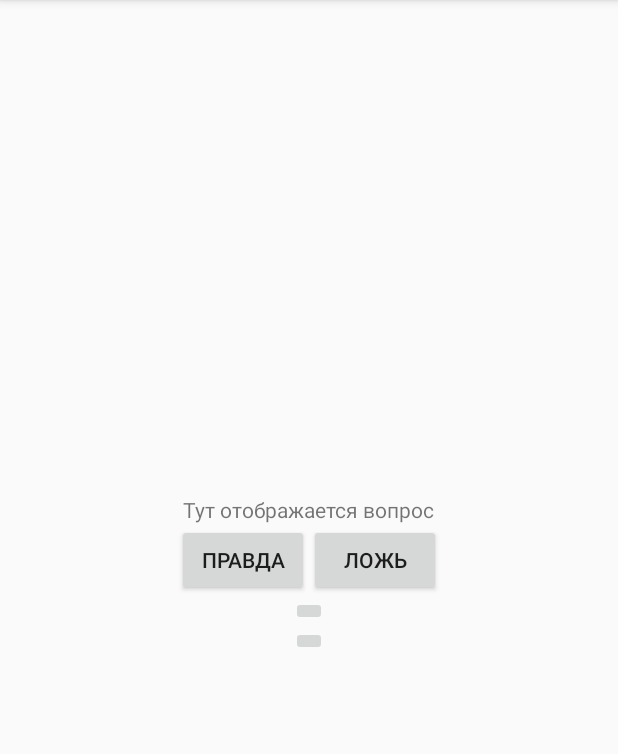
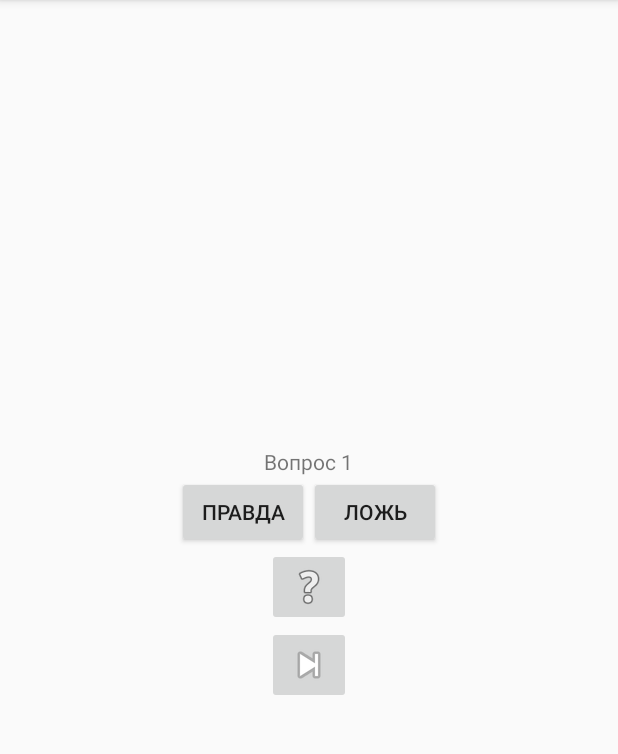
Before and after one commit to abartenev/geoquiz, an Android app: the screen it shows after launch (QuizActivity), on a phone screen of 412 x 824 dp, the part 84-838 px from its top. Run offline under Robolectric (Android 15) with nearby library versions, the phone set to English and light mode, and no system bars.

```diff
--- a/app/src/main/java/com/example/alexeybartenev/geoquiz/QuizActivity.java
+++ b/app/src/main/java/com/example/alexeybartenev/geoquiz/QuizActivity.java
@@ -5,28 +5,117 @@ import android.os.Bundle;
 import android.view.View;
 import android.widget.Button;
 import android.widget.ImageButton;
+import android.widget.TextView;
+import android.widget.Toast;
 
 public class QuizActivity extends AppCompatActivity {
 
     private Question[] mQuestions = {
-            new Question(1,false,0),
-            new Question(2,false,0),
-            new Question(3,false,0),
-            new Question(4,false,0),
+            new Question(R.string.quiestion1,false,0),
+            new Question(R.string.quiestion2,false,0),
+            new Question(R.string.quiestion3,false,0),
+            new Question(R.string.quiestion4,false,0),
     };
+
+    boolean check_results = true;
+    int false_res = 0;
+    int true_res = 0;
+    Button true_but;
+    Button false_but;
+    TextView question_txt;
+
+    private int questionId = 0; //ИД отображаемого вопроса
 
     @Override
     protected void onSaveInstanceState(Bundle outState) {
         super.onSaveInstanceState(outState);
+        outState.putInt("Q_ID",questionId);
+    }
+
+    private void updateQuestion(boolean p_bool) {
+        if (mQuestions[questionId].getMflag_answered() == 0) {
+            mQuestions[questionId].setAnswer(p_bool);
+            mQuestions[questionId].setMflag_answered(1);
+        }
+    }
+
+    void go_to_next_question() {
+        true_res=0;
+        false_res=0;
+        check_results=true;
+        for (Question qq:mQuestions
+             ) {
+            if (qq.getMflag_answered()==0) check_results=false;
+            if (qq.isAnswer() && qq.getMflag_answered()==1) true_res++;
+            if (!qq.isAnswer() && qq.getMflag_answered()==1) false_res++;
+        }
+        if (!check_results) {
+            questionId = (questionId + 1) % mQuestions.length;
+            question_txt.setText(mQuestions[questionId].getMquestionId());
+            if (mQuestions[questionId].getMflag_answered() == 1) {
+                true_but.setEnabled(false);
+                false_but.setEnabled(false);
+            } else {
+                true_but.setEnabled(true);
+                false_but.setEnabled(true);
+            }
+        } else Toast.makeText(this, "Правда = "+true_res+" Ложь="+false_res, Toast.LENGTH_SHORT).show();
+    }
+
+
+
+    void go_to_prev_question(){
+        if (mQuestions[questionId].getMflag_answered()==0) {
+        if (questionId == 0) {
+            questionId = mQuestions.length;
+        } else {
+            questionId += -1;
+        }
+        question_txt.setText(mQuestions[questionId].getMquestionId());
+        } else {
+            false_but.setEnabled(false);
+            true_but.setEnabled(false);
+        }
     }
 
     @Override
     protected void onCreate(Bundle savedInstanceState) {
         super.onCreate(savedInstanceState);
         setContentView(R.layout.activity_quiz);
-        Button true_but = findViewById(R.id.true_button);
-        Button false_but = findViewById(R.id.false_button);
+        question_txt = findViewById(R.id.questionTextView);
+        if (savedInstanceState != null) {
+            questionId = savedInstanceState.getInt("Q_ID");
+        }
+        question_txt.setText(mQuestions[questionId].getMquestionId());
+        question_txt.setOnClickListener(new View.OnClickListener() {
+            @Override
+            public void onClick(View v) {
+                go_to_next_question();
+            }
+        });
+        true_but = findViewById(R.id.true_button);
+        true_but.setOnClickListener(new View.OnClickListener() {
+            @Override
+            public void onClick(View v) {
+                updateQuestion(true);
+            }
+        });
+        false_but = findViewById(R.id.false_button);
+        false_but.setOnClickListener(new View.OnClickListener() {
+            @Override
+            public void onClick(View v) {
+                updateQuestion(false);
+            }
+        });
         ImageButton cheat_but = findViewById(R.id.cheat_but);
+        cheat_but.setImageResource(android.R.drawable.ic_menu_help);
         ImageButton next_but = findViewById(R.id.next_but);
+        next_but.setImageResource(android.R.drawable.ic_media_next);
+        next_but.setOnClickListener(new View.OnClickListener() {
+            @Override
+            public void onClick(View v) {
+                go_to_next_question();
+            }
+        });
     }
 }
--- a/app/src/main/res/values/strings.xml
+++ b/app/src/main/res/values/strings.xml
@@ -5,4 +5,8 @@
     <string name="false_button">Ложь</string>
     <string name="cheat_text">Показать подсказку</string>
     <string name="next_button">Кнопка переключения на следующий вопрос</string>
+    <string name="quiestion1">Вопрос 1</string>
+    <string name="quiestion2">Вопрос 2</string>
+    <string name="quiestion3">Вопрос 3</string>
+    <string name="quiestion4">Вопрос 4</string>
 </resources>
```
